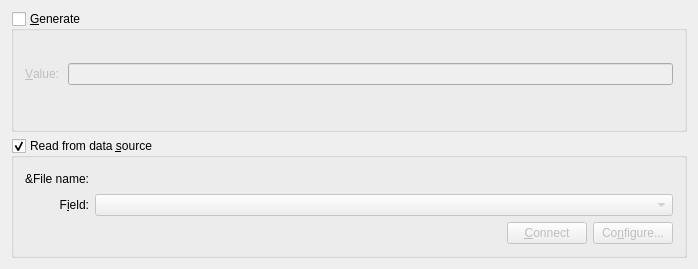
Above: src/libkstapp/stringtab.ui from Kst-plot/kst before the change. Below: the same form after it.
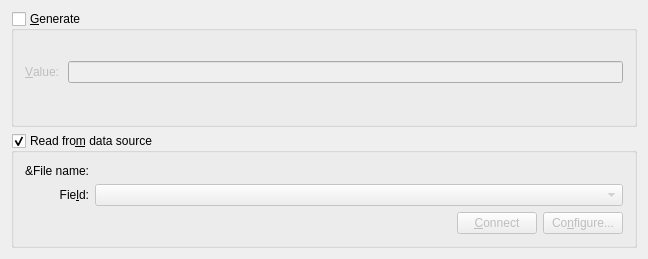
That is the form after the change. Custom widgets are drawn as their Qt base class.

Diff of the .ui file:
```diff
--- a/src/libkstapp/stringtab.ui
+++ b/src/libkstapp/stringtab.ui
@@ -6,15 +6,15 @@
    <rect>
     <x>0</x>
     <y>0</y>
-    <width>698</width>
-    <height>269</height>
+    <width>648</width>
+    <height>259</height>
    </rect>
   </property>
   <layout class="QGridLayout" name="gridLayout">
    <item row="1" column="0" colspan="2">
     <widget class="QGroupBox" name="_dataStringGroup">
      <property name="title">
-      <string>Read from data &amp;source</string>
+      <string>Read fro&amp;m data source</string>
      </property>
      <property name="checkable">
       <bool>true</bool>
@@ -45,7 +45,7 @@
       <item row="1" column="0">
        <widget class="QLabel" name="label_5">
         <property name="text">
-         <string>F&amp;ield:</string>
+         <string>Fie&amp;ld:</string>
         </property>
         <property name="alignment">
          <set>Qt::AlignRight|Qt::AlignTrailing|Qt::AlignVCenter</set>
```
Left out of the diff: 22 changed lines with no effect on the pictures.
